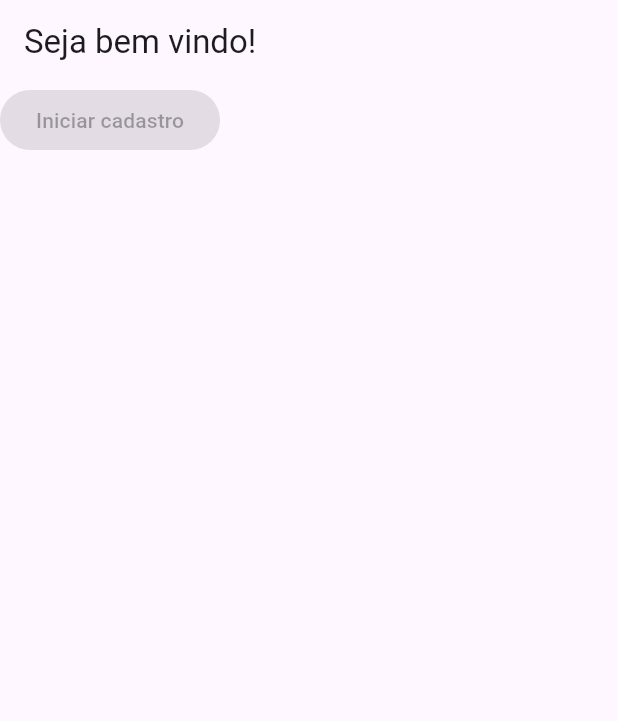
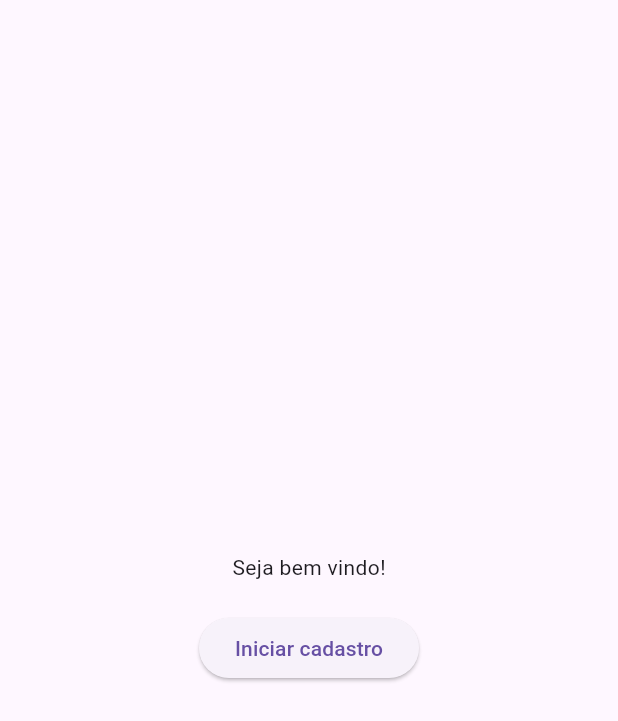
Before and after one commit to jooaonnz/App-Flutter, a Flutter app: the screen it shows after launch, on a phone screen of 412 x 824 dp. Shown: the top 721 px of the screen. Run offline on Flutter 3.47's test engine with Material 3 defaults, Android fonts, the phone set to English and light mode, and no system bars.

Commit message:
Modificações na estrutura da welcomePage

```diff
--- a/lib/features/auth/screens/welcomePage.dart
+++ b/lib/features/auth/screens/welcomePage.dart
@@ -6,10 +6,22 @@ class WelcomePage extends StatelessWidget {
   @override
   Widget build(BuildContext context) {
     return Scaffold(
-      appBar: AppBar(title: const Text('Seja bem vindo!')),
-      body: const ElevatedButton(
-        onPressed: null,
-        child: const Text('Iniciar cadastro'),
+      body: Center(
+        child: Column(
+          mainAxisAlignment: MainAxisAlignment.center, // centraliza na tela
+          children: [
+            const Text('Seja bem vindo!'),
+            const SizedBox(height: 20), // espaço entre texto e botão
+            ElevatedButton(
+              style: ElevatedButton.styleFrom(),
+              onPressed: () {
+                // ação quando o botão for pressionado
+                print('Botão pressionado!');
+              },
+              child: const Text('Iniciar cadastro'),
+            ),
+          ],
+        ),
       ),
     );
   }
```
